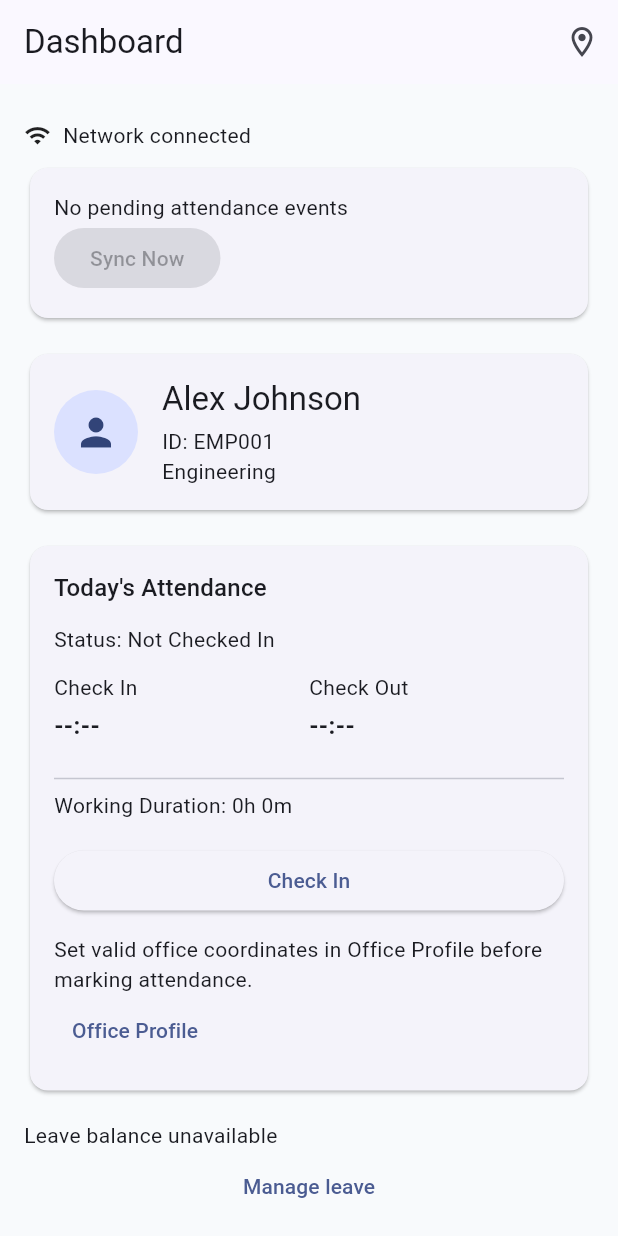
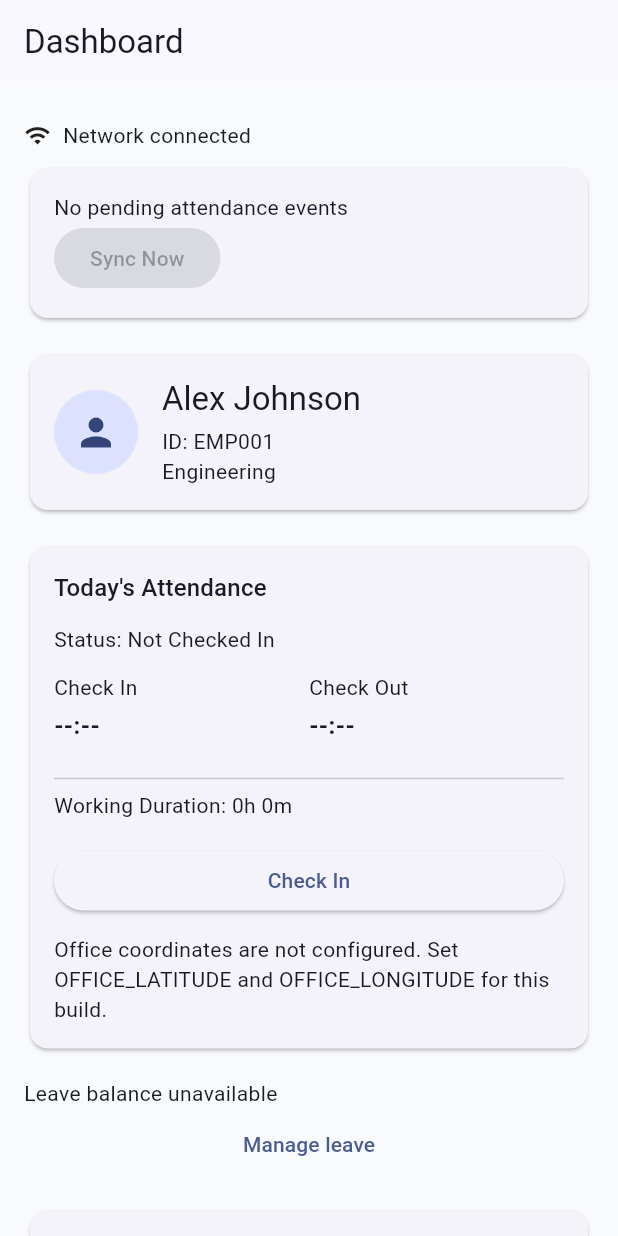
Before and after one commit to Safalks11/rebs-hrms-flutter-assignment, a Flutter app: the screen it shows after launch, after a tap on "Check In", on a phone screen of 412 x 824 dp. Run offline on Flutter 3.47's test engine with Material 3 defaults, Android fonts, the phone set to English and light mode, and no system bars; our stand-ins replace connectivity_plus, geolocator, get, sqflite; accounts and stored records are empty.

Commit message:
configure office coordinates through build variables and remove office profile UI

```diff
--- a/lib/app/bindings/app_binding.dart
+++ b/lib/app/bindings/app_binding.dart
@@ -2,7 +2,6 @@ import 'package:get/get.dart';
 import 'package:rebs_hrms_assignment/core/services/app_database.dart';
 import 'package:rebs_hrms_assignment/features/attendance/services/attendance_location_service.dart';
 import 'package:rebs_hrms_assignment/features/attendance/services/attendance_store.dart';
-import 'package:rebs_hrms_assignment/features/office_profile/services/office_profile_store.dart';
 
 import '../../core/services/connectivity_service.dart';
 import '../../features/leave/services/leave_repository.dart';
@@ -17,16 +16,12 @@ class AppBinding extends Bindings {
       permanent: true,
     );
     leave.loadCache().catchError((Object _) {});
-    Get.put<OfficeProfileStore>(
-      OfficeProfileStore(Get.find<AppDatabase>()),
-      permanent: true,
-    );
     Get.put<AttendanceStore>(
       AttendanceStore(Get.find<AppDatabase>()),
       permanent: true,
     );
     Get.put<AttendanceLocationService>(
-      AttendanceLocationService(Get.find<OfficeProfileStore>()),
+      AttendanceLocationService(),
       permanent: true,
     );
   }
--- a/lib/app/routes/app_pages.dart
+++ b/lib/app/routes/app_pages.dart
@@ -2,29 +2,20 @@ import 'package:get/get.dart';
 import 'package:rebs_hrms_assignment/app/routes/app_routes.dart';
 import 'package:rebs_hrms_assignment/features/dashboard/bindings/dashboard_binding.dart';
 import 'package:rebs_hrms_assignment/features/dashboard/views/dashboard_view.dart';
-import 'package:rebs_hrms_assignment/features/office_profile/bindings/office_profile_binding.dart';
-
-import '../../features/leave/bindings/leave_binding.dart';
-import '../../features/leave/views/leave_view.dart';
-
-import 'package:rebs_hrms_assignment/features/office_profile/views/office_profile_view.dart';
+import 'package:rebs_hrms_assignment/features/leave/bindings/leave_binding.dart';
+import 'package:rebs_hrms_assignment/features/leave/views/leave_view.dart';
 
 class AppPages {
   static final pages = <GetPage>[
-    GetPage(
-      name: AppRoutes.leave,
-      page: () => const LeaveScreen(),
-      binding: LeaveBinding(),
-    ),
     GetPage(
       name: AppRoutes.dashboard,
       page: () => const DashboardScreen(),
       binding: DashboardBinding(),
     ),
     GetPage(
-      name: AppRoutes.officeProfile,
-      page: () => const OfficeProfileScreen(),
-      binding: OfficeProfileBinding(),
+      name: AppRoutes.leave,
+      page: () => const LeaveScreen(),
+      binding: LeaveBinding(),
     ),
   ];
 }
--- a/lib/app/routes/app_routes.dart
+++ b/lib/app/routes/app_routes.dart
@@ -1,5 +1,4 @@
 abstract class AppRoutes {
   static const leave = '/leave';
   static const dashboard = '/dashboard';
-  static const officeProfile = '/office-profile';
 }
--- a/lib/features/attendance/services/attendance_location_service.dart
+++ b/lib/features/attendance/services/attendance_location_service.dart
@@ -2,7 +2,6 @@ import 'dart:async';
 
 import 'package:geolocator/geolocator.dart';
 import 'package:rebs_hrms_assignment/features/office_profile/models/office_location.dart';
-import 'package:rebs_hrms_assignment/features/office_profile/services/office_profile_store.dart';
 
 class AttendanceLocation {
   final double latitude;
@@ -35,7 +34,7 @@ class AttendanceLocationException implements Exception {
   String get message {
     switch (reason) {
       case AttendanceLocationFailure.officeNotConfigured:
-        return 'Set valid office coordinates in Office Profile before marking attendance.';
+        return 'Office coordinates are not configured. Set OFFICE_LATITUDE and OFFICE_LONGITUDE for this build.';
       case AttendanceLocationFailure.servicesDisabled:
         return 'Turn on location services and try again.';
       case AttendanceLocationFailure.permissionDenied:
@@ -89,21 +88,19 @@ class GeolocatorGateway implements LocationGateway {
 }
 
 class AttendanceLocationService {
-  final OfficeProfileStore officeStore;
   final LocationGateway gateway;
+  static const _latitude = String.fromEnvironment('OFFICE_LATITUDE');
+  static const _longitude = String.fromEnvironment('OFFICE_LONGITUDE');
 
-  AttendanceLocationService(this.officeStore, {LocationGateway? gateway})
+  AttendanceLocationService({LocationGateway? gateway})
     : gateway = gateway ?? GeolocatorGateway();
 
   Future<AttendanceLocation> validate() async {
-    final OfficeLocation? office;
-    try {
-      office = await officeStore.load();
-    } catch (_) {
-      throw const AttendanceLocationException(
-        AttendanceLocationFailure.officeNotConfigured,
-      );
-    }
+    final latitude = double.tryParse(_latitude);
+    final longitude = double.tryParse(_longitude);
+    final office = latitude == null || longitude == null
+        ? null
+        : OfficeLocation(latitude: latitude, longitude: longitude);
     if (office == null || !office.isValid) {
       throw const AttendanceLocationException(
         AttendanceLocationFailure.officeNotConfigured,
--- a/lib/features/dashboard/controllers/dashboard_controller.dart
+++ b/lib/features/dashboard/controllers/dashboard_controller.dart
@@ -2,7 +2,6 @@ import 'dart:async';
 
 import 'package:flutter/widgets.dart';
 import 'package:get/get.dart';
-import 'package:rebs_hrms_assignment/app/routes/app_routes.dart';
 import 'package:rebs_hrms_assignment/core/utils/company_time.dart';
 import 'package:rebs_hrms_assignment/features/attendance/models/attendance_event.dart';
 import 'package:rebs_hrms_assignment/features/attendance/models/attendance_model.dart';
@@ -238,8 +237,6 @@ class DashboardController extends GetxController with WidgetsBindingObserver {
 
   String? get resolutionLabel {
     switch (locationFailure.value) {
-      case AttendanceLocationFailure.officeNotConfigured:
-        return 'Office Profile';
       case AttendanceLocationFailure.servicesDisabled:
       case AttendanceLocationFailure.permissionDeniedForever:
         return 'Settings';
@@ -250,9 +247,7 @@ class DashboardController extends GetxController with WidgetsBindingObserver {
 
   Future<void> resolveLocationFailure() async {
     final reason = locationFailure.value;
-    if (reason == AttendanceLocationFailure.officeNotConfigured) {
-      await Get.toNamed(AppRoutes.officeProfile);
-    } else if (reason != null) {
+    if (reason != null) {
       await _locationService.openSettings(reason);
     }
   }
--- a/lib/features/dashboard/views/dashboard_view.dart
+++ b/lib/features/dashboard/views/dashboard_view.dart
@@ -17,16 +17,7 @@ class DashboardScreen extends GetView<DashboardController> {
   @override
   Widget build(BuildContext context) {
     return Scaffold(
-      appBar: AppBar(
-        title: const Text('Dashboard'),
-        actions: [
-          IconButton(
-            tooltip: 'Office Profile',
-            icon: const Icon(Icons.location_on_outlined),
-            onPressed: () => Get.toNamed(AppRoutes.officeProfile),
-          ),
-        ],
-      ),
+      appBar: AppBar(title: const Text('Dashboard')),
       body: SingleChildScrollView(
         padding: const EdgeInsets.all(16),
         child: Column(
```
